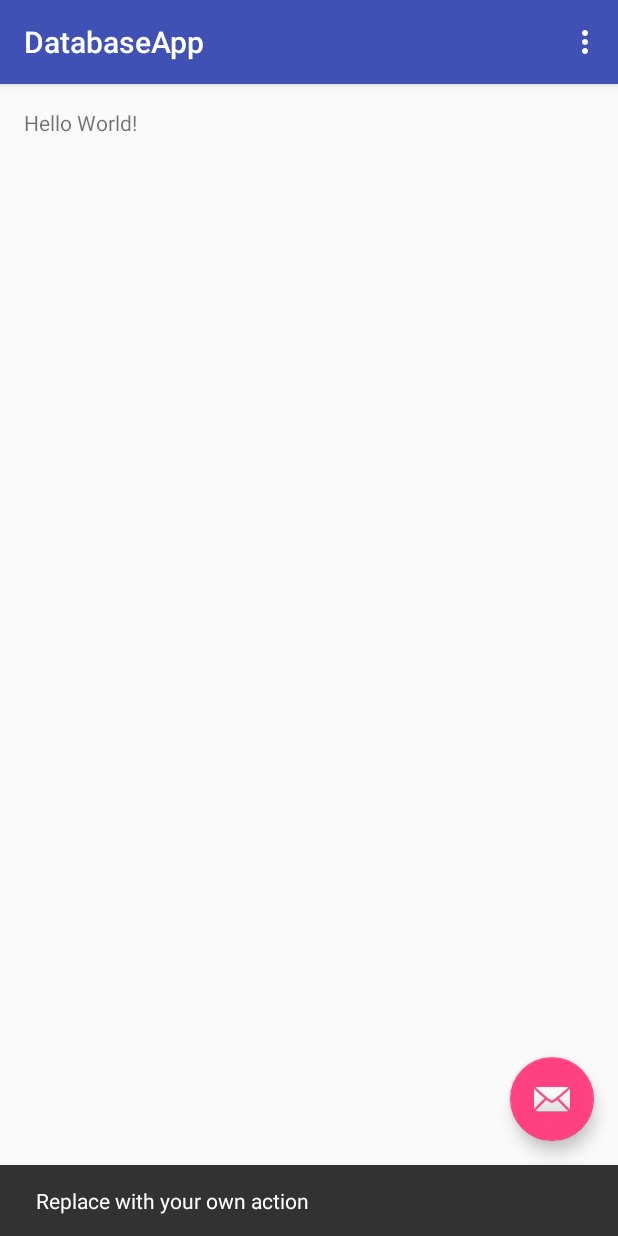
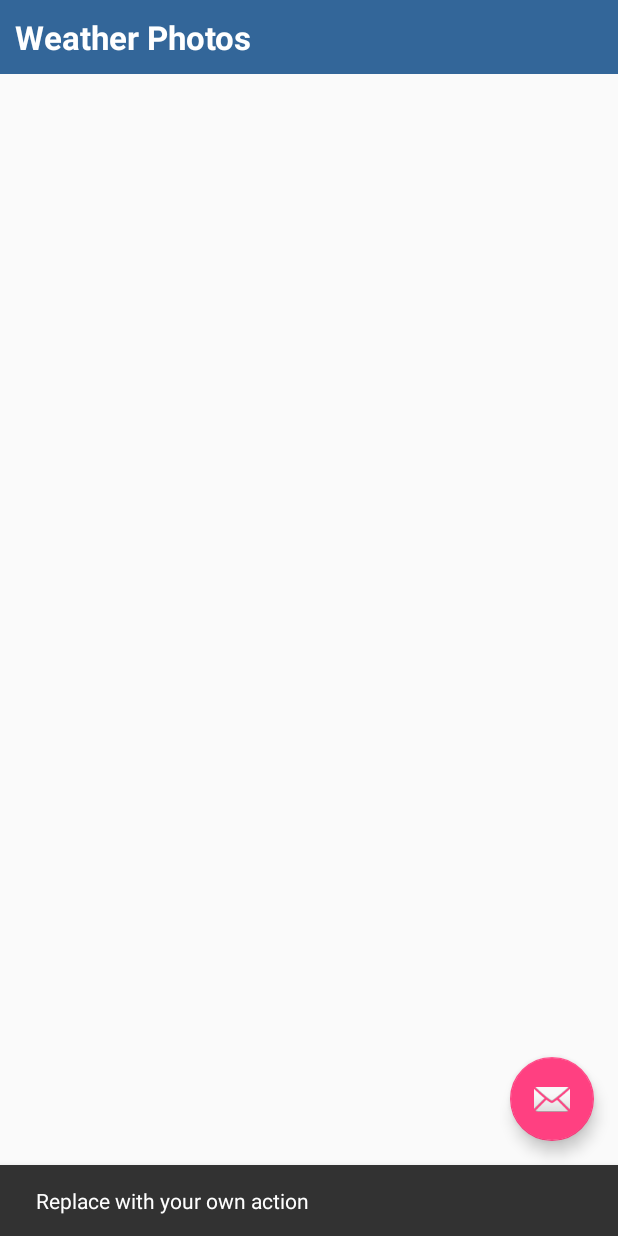
Before and after one commit to tomIEM/DatabaseApp, an Android app: the screen it shows after launch (MainActivity), after a tap on an icon or button, on a phone screen of 412 x 824 dp. Run offline under Robolectric (Android 15) with nearby library versions, the phone set to English and light mode, and no system bars.

Commit message:
Ajout BDD + ListView

```diff
--- /dev/null
+++ b/app/src/main/java/com/levy/tom/databaseapp/DAOBase.java
@@ -0,0 +1,36 @@
+package com.levy.tom.databaseapp;
+
+import android.content.Context;
+import android.database.sqlite.SQLiteDatabase;
+
+/**
+ * Created by util on 02/10/2015.
+ */
+public abstract class DAOBase {
+    // Nous sommes à la première version de la base
+    // Si je décide de la mettre à jour, il faudra changer cet attribut
+    protected final static int VERSION = 1;
+    // Le nom du fichier qui représente ma base
+    protected final static String NOM = "database.db";
+
+    protected SQLiteDatabase mDb = null;
+    protected DatabaseHandler mHandler = null;
+
+    public DAOBase(Context pContext) {
+        this.mHandler = new DatabaseHandler(pContext, NOM, null, VERSION);
+    }
+
+    public SQLiteDatabase open() {
+        // Pas besoin de fermer la dernière base puisque getWritableDatabase s'en charge
+        mDb = mHandler.getWritableDatabase();
+        return mDb;
+    }
+
+    public void close() {
+        mDb.close();
+    }
+
+    public SQLiteDatabase getDb() {
+        return mDb;
+    }
+}
--- /dev/null
+++ b/app/src/main/java/com/levy/tom/databaseapp/DatabaseHandler.java
@@ -0,0 +1,40 @@
+package com.levy.tom.databaseapp;
+
+import android.content.Context;
+import android.database.sqlite.SQLiteDatabase;
+import android.database.sqlite.SQLiteOpenHelper;
+
+/**
+ * Created by util on 02/10/2015.
+ */
+public class DatabaseHandler extends SQLiteOpenHelper {
+
+
+    public static final String MESSAGE_KEY = "id";
+    public static final String MESSAGE_CONTENT = "content";
+    public static final String MESSAGE_DATE = "date_creation";
+
+    public static final String MESSAGE_TABLE_NAME = "Message";
+    public static final String MESSAGE_TABLE_CREATE =
+            "CREATE TABLE " + MESSAGE_TABLE_NAME + " (" +
+                    MESSAGE_KEY + " INTEGER PRIMARY KEY AUTOINCREMENT, " +
+                    MESSAGE_CONTENT + " TEXT, " +
+                    MESSAGE_DATE + " int);";
+    public static final String MESSAGE_TABLE_DROP = "DROP TABLE IF EXISTS " + MESSAGE_TABLE_NAME + ";";
+
+
+    @Override
+    public void onCreate(SQLiteDatabase db) {
+        db.execSQL(MESSAGE_TABLE_CREATE);
+    }
+
+    public DatabaseHandler(Context context, String name, SQLiteDatabase.CursorFactory factory, int version) {
+        super(context, name, factory, version);
+    }
+
+    @Override
+    public void onUpgrade(SQLiteDatabase db, int oldVersion, int newVersion) {
+        db.execSQL(MESSAGE_TABLE_DROP);
+        onCreate(db);
+    }
+}
--- a/app/src/main/java/com/levy/tom/databaseapp/MainActivity.java
+++ b/app/src/main/java/com/levy/tom/databaseapp/MainActivity.java
@@ -5,18 +5,44 @@ import android.support.design.widget.FloatingActionButton;
 import android.support.design.widget.Snackbar;
 import android.support.v7.app.AppCompatActivity;
 import android.support.v7.widget.Toolbar;
+import android.util.Log;
 import android.view.View;
 import android.view.Menu;
 import android.view.MenuItem;
+import android.widget.ArrayAdapter;
+import android.widget.ListView;
+import android.widget.SimpleCursorAdapter;
+
+import java.sql.Date;
+import java.util.ArrayList;
+import java.util.List;
 
 public class MainActivity extends AppCompatActivity {
+
+    ListView listView;
+    ArrayList<Message> liste = null;
+    MessageDAO db= new MessageDAO(this);
 
     @Override
     protected void onCreate(Bundle savedInstanceState) {
         super.onCreate(savedInstanceState);
         setContentView(R.layout.activity_main);
-        Toolbar toolbar = (Toolbar) findViewById(R.id.toolbar);
-        setSupportActionBar(toolbar);
+
+
+        listView = (ListView) findViewById(R.id.listView);
+
+        db.open();
+        liste = db.getAll();
+        db.close();
+
+        MyAdapter adapter = new MyAdapter(this,
+                R.layout.listview_item_row, liste);
+
+
+        View header = (View)getLayoutInflater().inflate(R.layout.listview_header_row, null);
+        listView.addHeaderView(header);
+
+        listView.setAdapter(adapter);
 
         FloatingActionButton fab = (FloatingActionButton) findViewById(R.id.fab);
         fab.setOnClickListener(new View.OnClickListener() {
--- /dev/null
+++ b/app/src/main/java/com/levy/tom/databaseapp/MessageDAO.java
@@ -0,0 +1,82 @@
+package com.levy.tom.databaseapp;
+
+import android.content.ContentValues;
+import android.content.Context;
+import android.database.Cursor;
+import android.util.Log;
+
+import java.sql.Date;
+import java.util.ArrayList;
+import java.util.List;
+
+/**
+ * Created by util on 02/10/2015.
+ */
+public class MessageDAO extends DAOBase{
+    public static final String TABLE_NAME = "Message";
+    public static final String KEY = "id";
+    public static final String CONTENT = "content";
+    public static final String DATE = "date_creation";
+
+    public static final String TABLE_CREATE = "CREATE TABLE " + TABLE_NAME + " (" + KEY + " INTEGER PRIMARY KEY AUTOINCREMENT, " + CONTENT + " TEXT, " + DATE + " DATE);";
+
+    public static final String TABLE_DROP =  "DROP TABLE IF EXISTS " + TABLE_NAME + ";";
+
+    public MessageDAO(Context pContext) {
+        super(pContext);
+    }
+
+    public void ajouter(Message m) {
+        ContentValues value = new ContentValues();
+        value.put(MessageDAO.CONTENT, m.getContent());
+        value.put(MessageDAO.DATE, String.valueOf(m.getDate()));
+        mDb.insert(MessageDAO.TABLE_NAME, null, value);
+
+    }
+
+    public void supprimer(long id) {
+        mDb.delete(TABLE_NAME, KEY + " = ?", new String[]{String.valueOf(id)});
+    }
+
+    public void modifier(Message m) {
+        ContentValues value = new ContentValues();
+        value.put(CONTENT, m.getContent());
+        mDb.update(TABLE_NAME, value, KEY + " = ?", new String[]{String.valueOf(m.getId())});
+
+    }
+
+    public Message get(long id) {
+
+        List<Message> result = null;
+        Cursor query = mDb.rawQuery("select id as _id, content, date_creation from " + TABLE_NAME + " where id = ?", new String[]{String.valueOf(id)});
+            query.moveToFirst();
+            id = query.getLong(0);
+            String content = query.getString(1);
+            Integer date_creation = query.getInt(2);
+            Message m = new Message (id, content, date_creation);
+
+            query.close();
+
+        return m;
+    }
+
+    public ArrayList<Message> getAll() {
+
+        ArrayList<Message> result = new ArrayList<Message>();
+        Message m = null;
+        Cursor query = mDb.rawQuery("select id as _id, content, date_creation from " + TABLE_NAME, new String[]{});
+        while (query.moveToNext()) {
+            Log.d("TEST", String.valueOf(query.getString(0)));
+            Log.d("TEST", String.valueOf(query.getString(1)));
+            Log.d("TEST", String.valueOf(query.getInt(2)));
+            long id = query.getLong(0);
+            String content = query.getString(1);
+            Integer date_creation = query.getInt(2);
+            m = new Message (id, content, date_creation);
+            result.add(m);
+        }
+        query.close();
+
+        return result;
+    }
+}
--- /dev/null
+++ b/app/src/main/java/com/levy/tom/databaseapp/MyAdapter.java
@@ -0,0 +1,63 @@
+package com.levy.tom.databaseapp;
+
+import android.app.Activity;
+import android.content.Context;
+import android.view.LayoutInflater;
+import android.view.View;
+import android.view.ViewGroup;
+import android.widget.ArrayAdapter;
+import android.widget.ImageView;
+import android.widget.TextView;
+
+import java.util.ArrayList;
+
+/**
+ * Created by util on 02/10/2015.
+ */
+public class MyAdapter extends ArrayAdapter<Message> {
+
+    Context context;
+    int layoutResourceId;
+    ArrayList<Message> data = null;
+
+    public MyAdapter(Context context, int layoutResourceId, ArrayList<Message> data) {
+        super(context, layoutResourceId, data);
+        this.layoutResourceId = layoutResourceId;
+        this.context = context;
+        this.data = data;
+    }
+
+    @Override
+    public View getView(int position, View convertView, ViewGroup parent) {
+        View row = convertView;
+        MessageHolder holder = null;
+
+        if(row == null)
+        {
+            LayoutInflater inflater = ((Activity)context).getLayoutInflater();
+            row = inflater.inflate(layoutResourceId, parent, false);
+
+            holder = new MessageHolder();
+            holder.imgIcon = (ImageView)row.findViewById(R.id.imgIcon);
+            holder.txtTitle = (TextView)row.findViewById(R.id.txtTitle);
+
+            row.setTag(holder);
+        }
+        else
+        {
+            holder = (MessageHolder)row.getTag();
+        }
+
+        Message message = data.get(position);
+        holder.txtTitle.setText(message.getContent());
+        holder.imgIcon.setImageResource(android.R.drawable.ic_dialog_email);
+
+        return row;
+    }
+
+    static class MessageHolder
+    {
+        ImageView imgIcon;
+        TextView txtTitle;
+    }
+}
--- a/app/src/main/res/layout/activity_main.xml
+++ b/app/src/main/res/layout/activity_main.xml
@@ -9,9 +9,7 @@
     <android.support.design.widget.AppBarLayout android:layout_height="wrap_content"
         android:layout_width="match_parent" android:theme="@style/AppTheme.AppBarOverlay">
 
-        <android.support.v7.widget.Toolbar android:id="@+id/toolbar"
-            android:layout_width="match_parent" android:layout_height="?attr/actionBarSize"
-            android:background="?attr/colorPrimary" app:popupTheme="@style/AppTheme.PopupOverlay" />
+
 
     </android.support.design.widget.AppBarLayout>
 
--- a/app/src/main/res/layout/content_main.xml
+++ b/app/src/main/res/layout/content_main.xml
@@ -1,14 +1,11 @@
 <?xml version="1.0" encoding="utf-8"?>
-<RelativeLayout xmlns:android="http://schemas.android.com/apk/res/android"
-    xmlns:tools="http://schemas.android.com/tools"
-    xmlns:app="http://schemas.android.com/apk/res-auto" android:layout_width="match_parent"
-    android:layout_height="match_parent" android:paddingLeft="@dimen/activity_horizontal_margin"
-    android:paddingRight="@dimen/activity_horizontal_margin"
-    android:paddingTop="@dimen/activity_vertical_margin"
-    android:paddingBottom="@dimen/activity_vertical_margin"
-    app:layout_behavior="@string/appbar_scrolling_view_behavior"
-    tools:showIn="@layout/activity_main" tools:context=".MainActivity">
+<LinearLayout xmlns:android="http://schemas.android.com/apk/res/android"
+    android:layout_width="fill_parent"
+    android:layout_height="fill_parent"
+    android:orientation="horizontal" >
 
-    <TextView android:text="Hello World!" android:layout_width="wrap_content"
-        android:layout_height="wrap_content" />
-</RelativeLayout>
+    <ListView
+        android:layout_width="match_parent"
+        android:layout_height="wrap_content"
+        android:id="@+id/listView" />
+</LinearLayout>
--- /dev/null
+++ b/app/src/main/res/layout/listview_header_row.xml
@@ -0,0 +1,21 @@
+<?xml version="1.0" encoding="utf-8"?>
+<LinearLayout
+    xmlns:android="http://schemas.android.com/apk/res/android"
+    android:orientation="horizontal"
+    android:layout_width="fill_parent"
+    android:layout_height="fill_parent">
+
+    <TextView android:id="@+id/txtHeader"
+        android:layout_width="fill_parent"
+        android:layout_height="fill_parent"
+        android:gravity="center_vertical"
+        android:layout_alignParentTop="true"
+        android:layout_alignParentBottom="true"
+        android:textStyle="bold"
+        android:textSize="22dp"
+        android:textColor="#FFFFFF"
+        android:padding="10dp"
+        android:text="Weather Photos"
+        android:background="#336699" />
+
+</LinearLayout>
```
Also changed, not shown: app/src/main/java/com/levy/tom/databaseapp/Message.java (added, +46 -0 lines), app/src/main/res/layout/listview_item_row.xml (added, +31 -0 lines).
